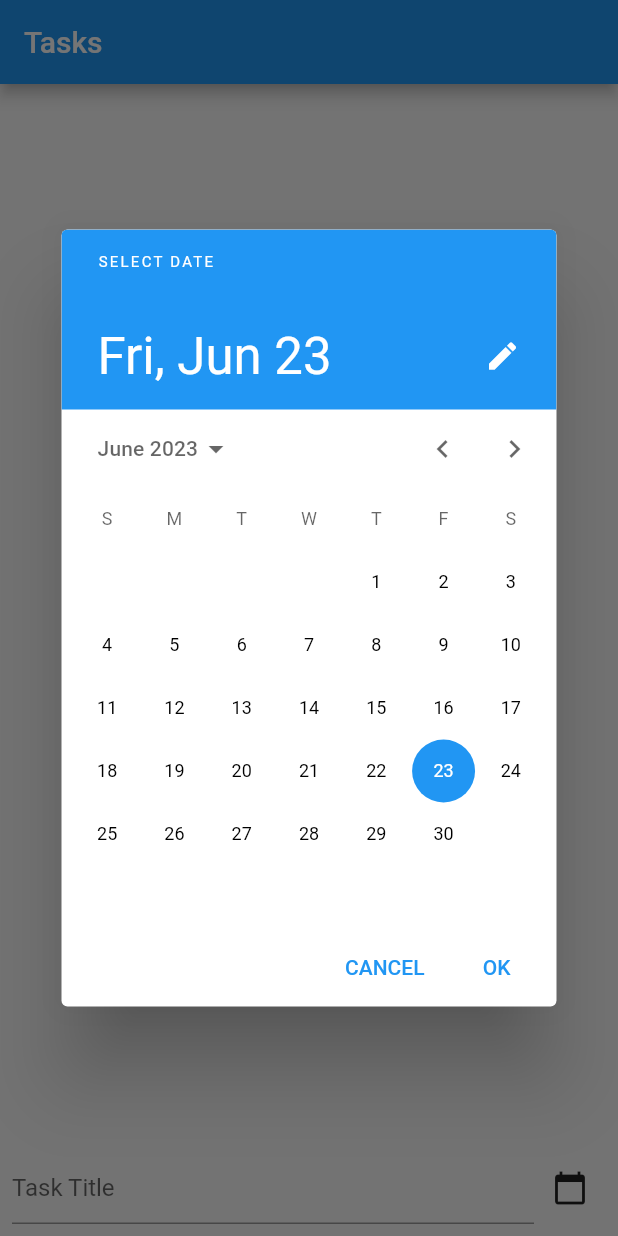
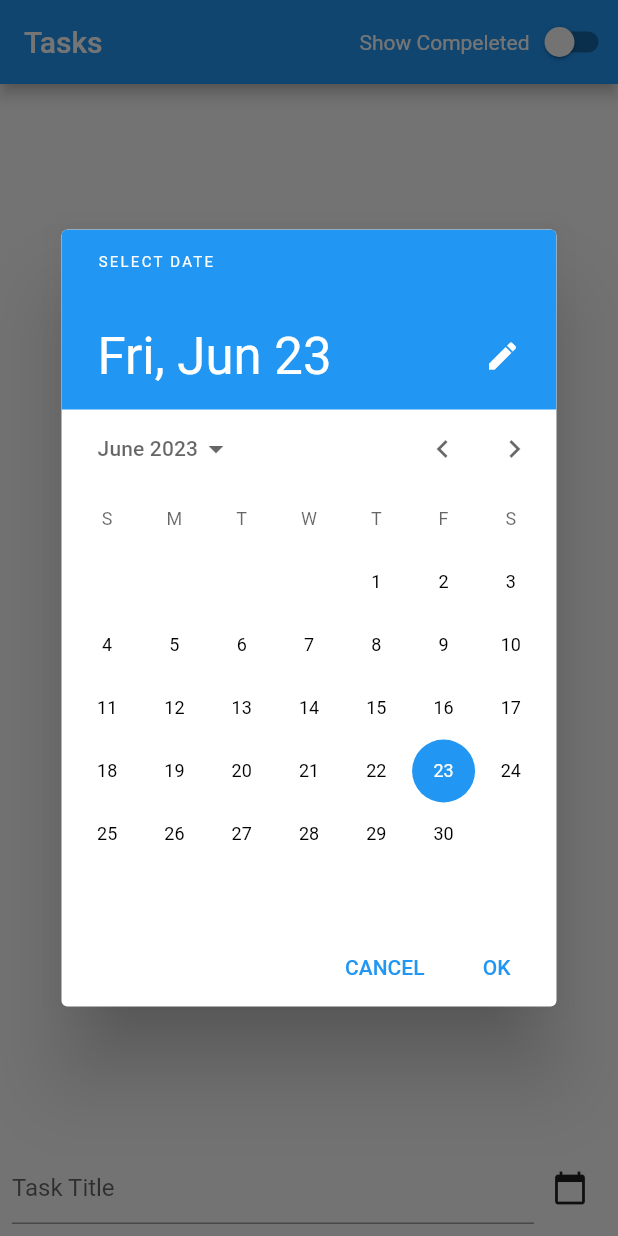
Before and after one commit to mahdiyarz/drift_todo, a Flutter app: the screen it shows after launch, after a tap on the "calendar today" icon, on a phone screen of 412 x 824 dp. Run offline on Flutter 3.47's test engine with Material 2 defaults, Android fonts, the phone set to English and light mode, and no system bars; our stand-ins replace drift, flutter_slidable; accounts and stored records are empty; generated files the repository leaves out were written again.

Commit message:
feat: add show completed switch on home screen

```diff
--- a/lib/screens/home_screen.dart
+++ b/lib/screens/home_screen.dart
@@ -12,11 +12,14 @@ class HomeScreen extends StatefulWidget {
 }
 
 class _HomeScreenState extends State<HomeScreen> {
+  bool showCompleted = false;
+
   @override
   Widget build(BuildContext context) {
     return Scaffold(
       appBar: AppBar(
         title: const Text('Tasks'),
+        actions: [_buildCompletedSwitch()],
       ),
       body: Column(children: [
         Expanded(child: _buildTaskList(context)),
@@ -29,7 +32,9 @@ class _HomeScreenState extends State<HomeScreen> {
     final taskDao = Provider.of<TaskDao>(context, listen: false);
 
     return StreamBuilder(
-      stream: taskDao.watchAllTasks(),
+      stream: !showCompleted
+          ? taskDao.watchAllTasks()
+          : taskDao.watchCompletedTasks(),
       builder: (context, AsyncSnapshot<List<TaskEntity>> snapshot) {
         final tasks = snapshot.data ?? List.empty();
 
@@ -64,6 +69,23 @@ class _HomeScreenState extends State<HomeScreen> {
           itemTask.copyWith(isCompleted: value),
         ),
       ),
+    );
+  }
+
+  Row _buildCompletedSwitch() {
+    return Row(
+      children: [
+        const Text('Show Compeleted'),
+        Switch(
+          value: showCompleted,
+          activeColor: Colors.white,
+          onChanged: (value) {
+            setState(() {
+              showCompleted = value;
+            });
+          },
+        )
+      ],
     );
   }
 }
```
